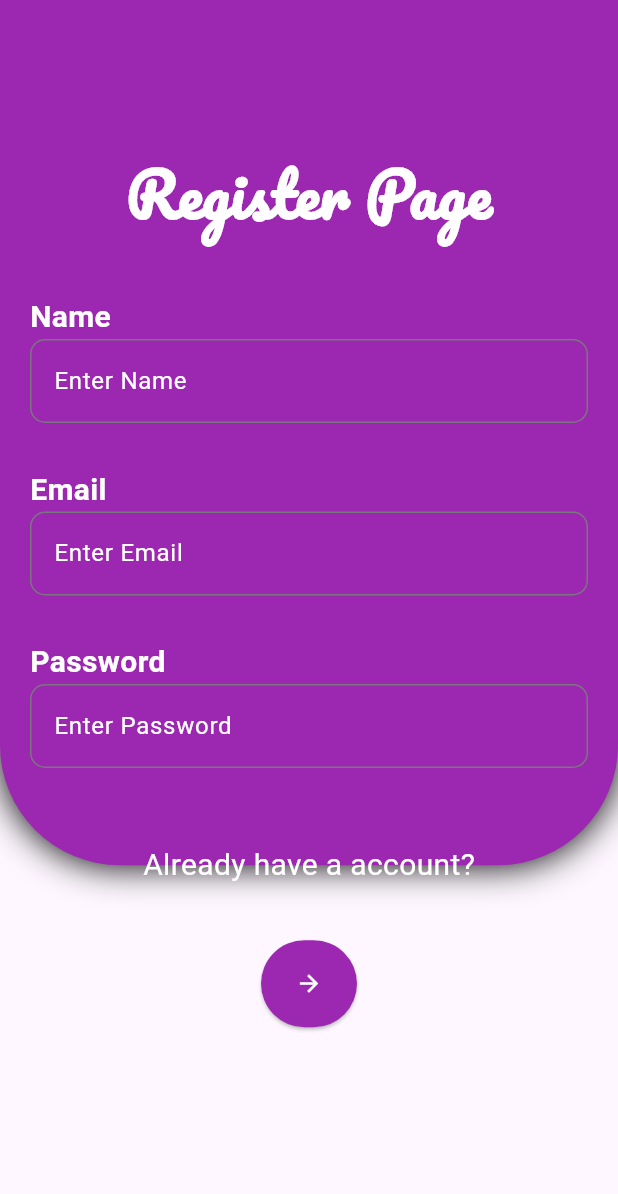
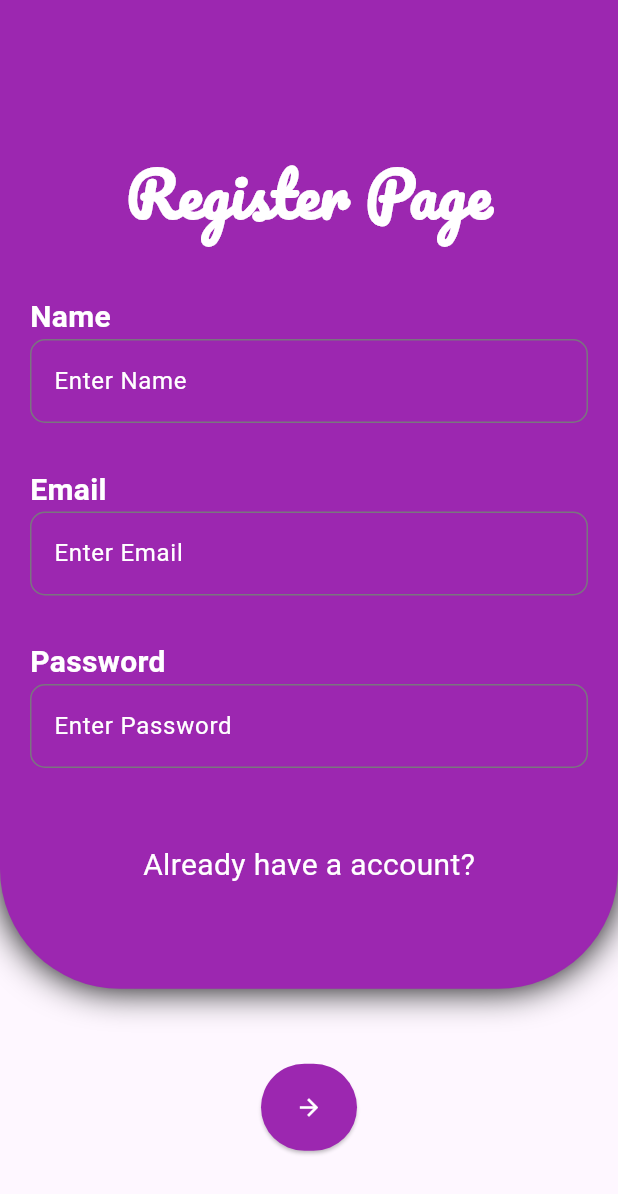
Before and after one commit to devansh-popli/flutter-todoApp, a Flutter app: the Register screen opened directly, on a phone screen of 412 x 824 dp. Shown: the top 1194 px of the screen. Run offline on Flutter 3.47's test engine with Material 3 defaults, Android fonts, the phone set to English and light mode, and no system bars; our stand-ins replace firebase_core, google_fonts, random_string, shared_preferences; accounts and stored records are empty.

Commit message:
height updated in mobile app signup

```diff
--- a/lib/pages/signup.dart
+++ b/lib/pages/signup.dart
@@ -33,7 +33,7 @@ class _RegisterState extends State<Register> {
                   ),
                   boxShadow: [BoxShadow(blurRadius: 20, color: Colors.black)],
                 ),
-                height: MediaQuery.of(context).size.height * 0.7,
+                height: MediaQuery.of(context).size.height * 0.8,
                 width: MediaQuery.of(context).size.width,
                 child: Column(
                   children: [
```
